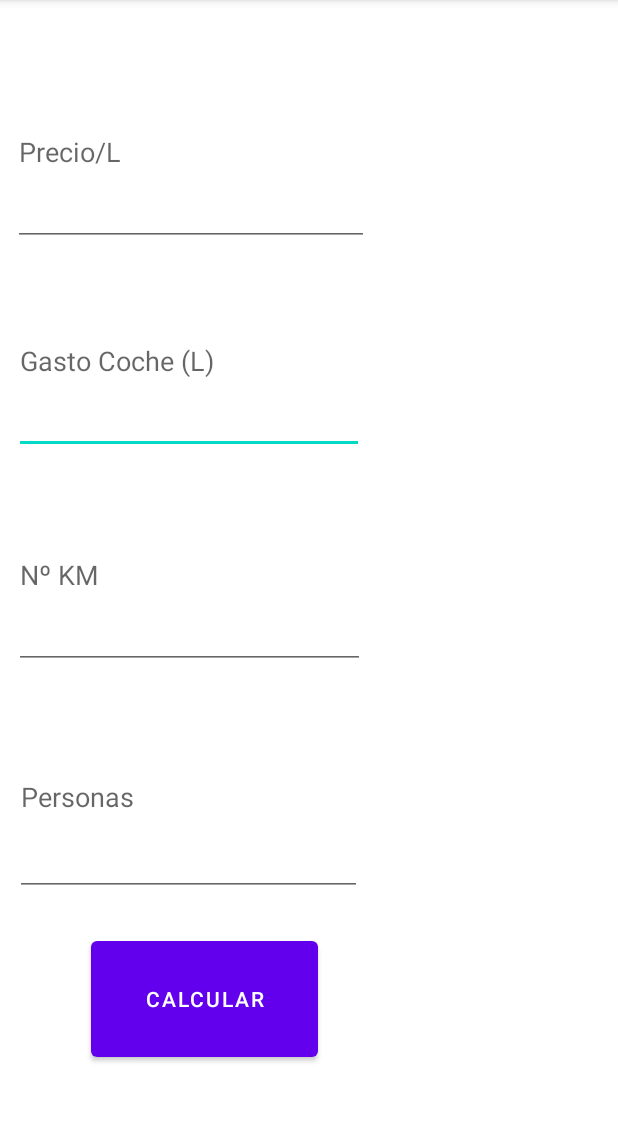
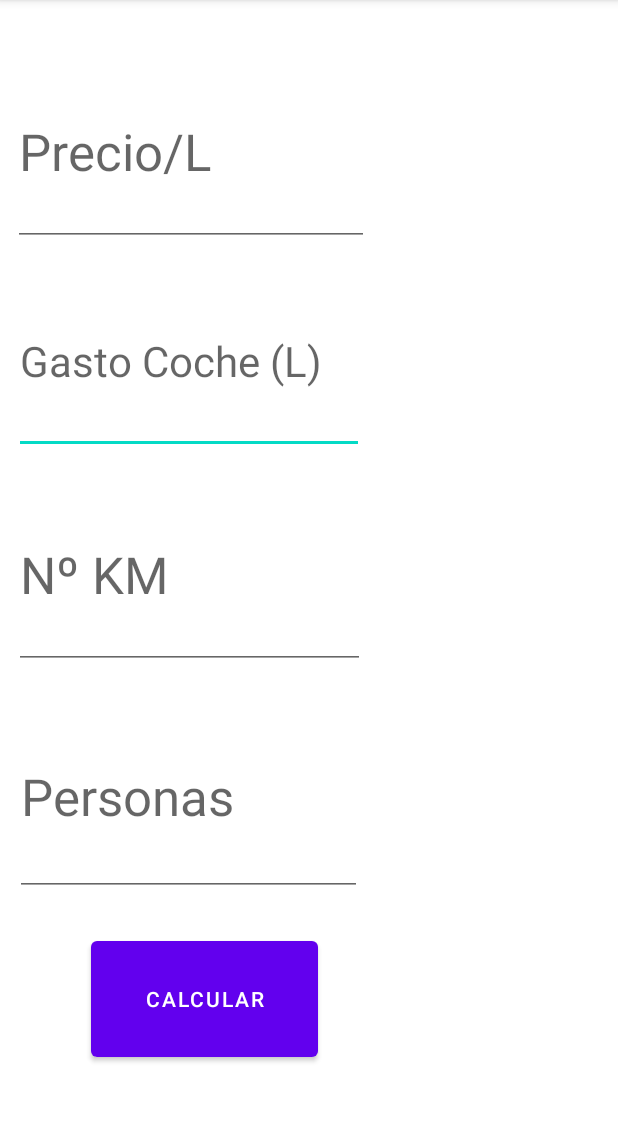
Before and after one commit to stb58/Pruebas, an Android app: the screen it shows after launch (MainActivity), on a phone screen of 412 x 824 dp, the part 84-1206 px from its top. Run offline under Robolectric (Android 15) with nearby library versions, the phone set to English and light mode, and no system bars.

Commit message:
Texto Grande

```diff
--- a/app/src/main/res/layout/activity_main.xml
+++ b/app/src/main/res/layout/activity_main.xml
@@ -26,6 +26,7 @@
         android:ems="10"
         android:hint="Gasto Coche (L)"
         android:inputType="number|textPersonName"
+        android:textSize="28sp"
         android:visibility="visible"
         app:layout_constraintBottom_toBottomOf="parent"
         app:layout_constraintEnd_toEndOf="parent"
@@ -44,6 +45,7 @@
         android:ems="10"
         android:hint="Nº KM"
         android:inputType="number|textPersonName"
+        android:textSize="34sp"
         app:layout_constraintBottom_toBottomOf="parent"
         app:layout_constraintEnd_toEndOf="parent"
         app:layout_constraintHorizontal_bias="0.052"
@@ -59,6 +61,7 @@
         android:ems="10"
         android:hint="Personas"
         android:inputType="number|textPersonName"
+        android:textSize="34sp"
         app:layout_constraintBottom_toBottomOf="parent"
         app:layout_constraintEnd_toEndOf="parent"
         app:layout_constraintHorizontal_bias="0.055"
@@ -74,6 +77,7 @@
         android:ems="10"
         android:hint="Precio/L"
         android:inputType="number|textPersonName"
+        android:textSize="34sp"
         app:layout_constraintBottom_toBottomOf="parent"
         app:layout_constraintEnd_toEndOf="parent"
         app:layout_constraintHorizontal_bias="0.05"
```
